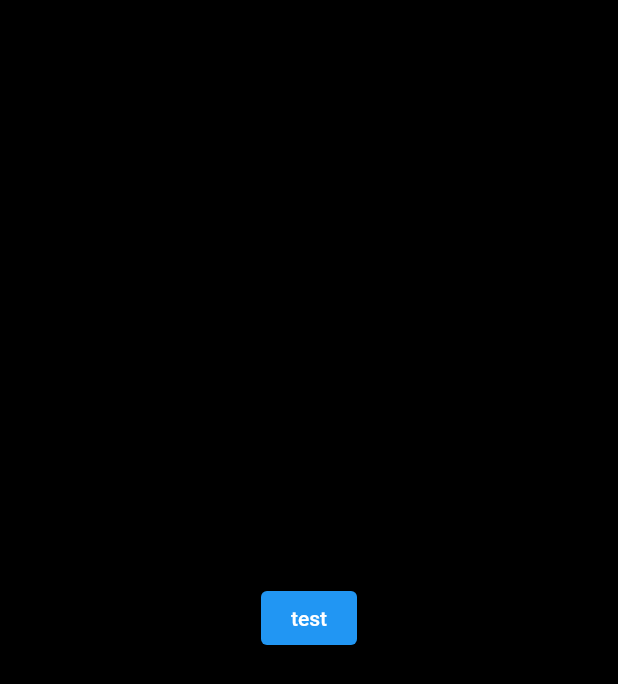
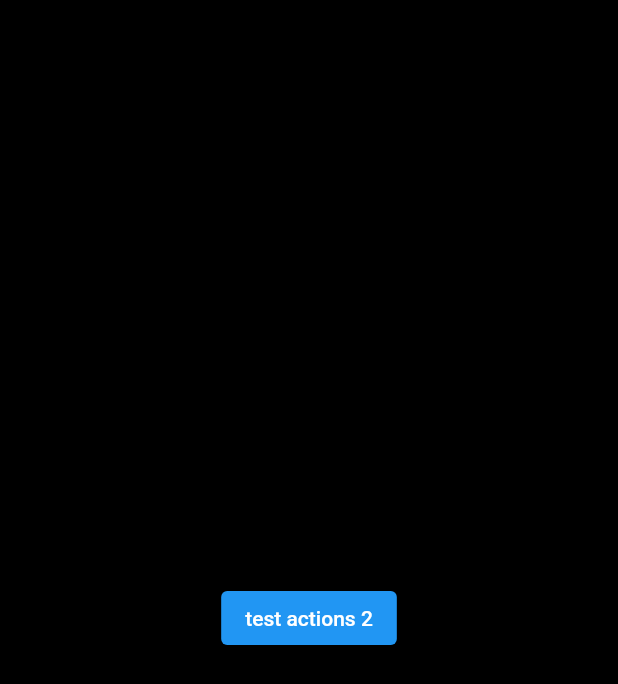
Before and after one commit to Axot017/vvvvv-frontend, a Flutter app: the screen it shows after launch, on a phone screen of 412 x 824 dp. Shown: the top 684 px of the screen. Run offline on Flutter 3.47's test engine with Material 2 defaults, Android fonts, the phone set to English and light mode, and no system bars; our stand-ins replace auto_route, dio, easy_localization, flutter_hooks, freezed_annotation, hive and 6 more; accounts and stored records are empty; generated files the repository leaves out were written again.

Commit message:
test actions

```diff
--- a/lib/presentation/main_page.dart
+++ b/lib/presentation/main_page.dart
@@ -15,7 +15,7 @@ class MainPage extends HookWidget {
           onPressed: () {
             appColors.changeColorsScheme(AppColorsScheme.light());
           },
-          child: const Text('test'),
+          child: const Text('test actions 2'),
         ),
       ),
     );
```
